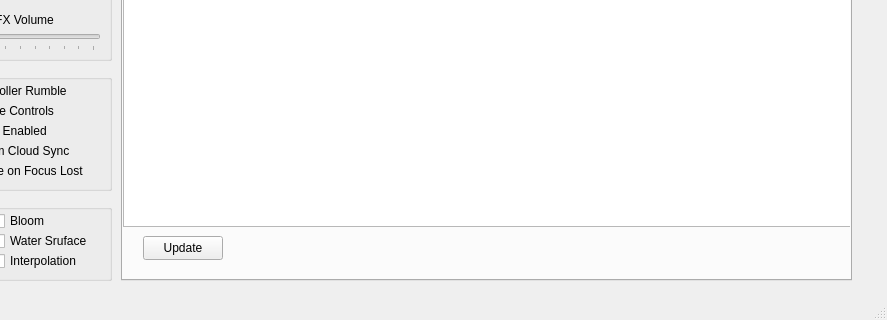
This is mainwindow.ui in BrakeDude/IsaacConfigurator as Qt 5 draws it before an edit; both pictures show x 269 to 1156 and y 339 to 659 of the 1156 by 659 pixel window. The edited form follows.
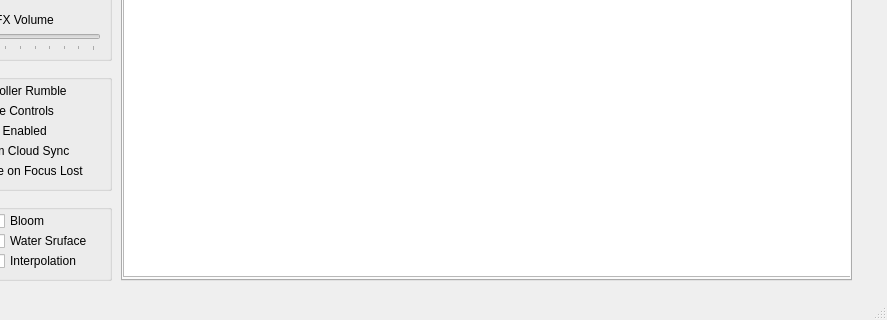
This is the edited form. The open tabs and pages were chosen to show the change. Icons and pictures are not drawn.

The edit to the form file:
```diff
--- a/mainwindow.ui
+++ b/mainwindow.ui
@@ -1027,27 +1027,20 @@
      <attribute name="title">
       <string>Log</string>
      </attribute>
-     <widget class="QTextBrowser" name="logBrowser">
+     <widget class="QPlainTextEdit" name="logBrowser">
       <property name="geometry">
        <rect>
         <x>0</x>
         <y>0</y>
         <width>731</width>
-        <height>521</height>
+        <height>571</height>
        </rect>
       </property>
-     </widget>
-     <widget class="QPushButton" name="updateLogButton">
-      <property name="geometry">
-       <rect>
-        <x>20</x>
-        <y>530</y>
-        <width>80</width>
-        <height>24</height>
-       </rect>
+      <property name="undoRedoEnabled">
+       <bool>false</bool>
       </property>
-      <property name="text">
-       <string>Update</string>
+      <property name="readOnly">
+       <bool>true</bool>
       </property>
      </widget>
     </widget>
```
Left out of the diff: 2 changed lines with no effect on the pictures.
